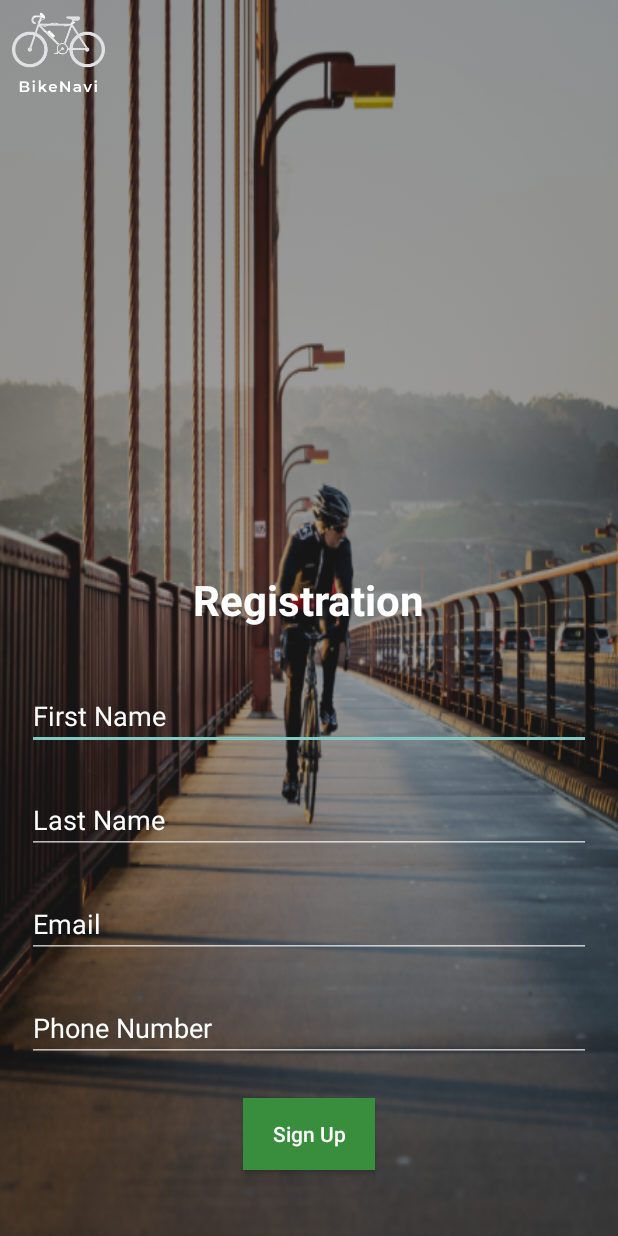
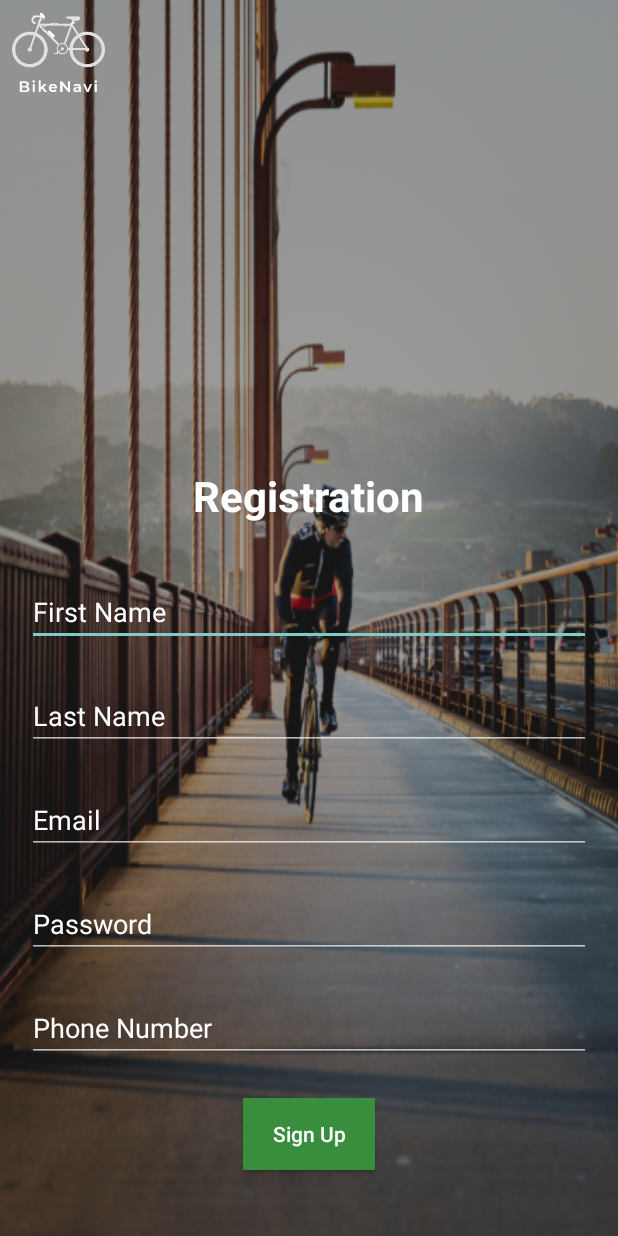
Before and after one commit to Prabhmanat/BikeNavi, an Android app: the RegistrationActivity screen opened directly, with no data from a screen before it, on a phone screen of 412 x 824 dp. Run offline under Robolectric (Android 15) with nearby library versions, the phone set to English and light mode, and no system bars; our stand-ins replace Firebase (no records; nobody signed in at launch, a user with empty details on screens opened directly).

Commit message:
Iteration 2 Initialized

```diff
--- a/app/build.gradle
+++ b/app/build.gradle
@@ -1,5 +1,6 @@
 plugins {
     id 'com.android.application'
+    id 'com.google.gms.google-services'
 }
 
 android {
@@ -33,6 +34,7 @@ dependencies {
     implementation 'androidx.appcompat:appcompat:1.2.0'
     implementation 'com.google.android.material:material:1.2.1'
     implementation 'androidx.constraintlayout:constraintlayout:2.0.4'
+    implementation 'com.google.firebase:firebase-auth:19.2.0'
     testImplementation 'junit:junit:4.+'
     androidTestImplementation 'androidx.test.ext:junit:1.1.2'
     androidTestImplementation 'androidx.test.espresso:espresso-core:3.3.0'
--- a/app/src/main/java/com/example/bikenavi/authentication/RegistrationActivity.java
+++ b/app/src/main/java/com/example/bikenavi/authentication/RegistrationActivity.java
@@ -3,14 +3,67 @@ package com.example.bikenavi.authentication;
 import androidx.appcompat.app.AppCompatActivity;
 
 import android.os.Bundle;
+import android.text.TextUtils;
+import android.view.View;
+import android.widget.EditText;
 
 import com.example.bikenavi.R;
+import com.google.firebase.auth.FirebaseAuth;
 
 public class RegistrationActivity extends AppCompatActivity {
+    // constants
+    private static final String TAG = "RegistrationActivity";
+
+    // widgets
+    private EditText rFirstName, rLastName,
+            rEmail, rPhone, rPassword;
+
+    private FirebaseAuth fAuth;
 
     @Override
     protected void onCreate(Bundle savedInstanceState) {
         super.onCreate(savedInstanceState);
         setContentView(R.layout.activity_registration);
+
+        findAllViews();
+    }
+
+    private void findAllViews() {
+        rFirstName = findViewById(R.id.etFirstName);
+        rLastName = findViewById(R.id.etLastName);
+        rEmail = findViewById(R.id.etEmail);
+        rPassword = findViewById(R.id.etPassword);
+        rPhone = findViewById(R.id.etPhoneNumber);
+
+        fAuth = FirebaseAuth.getInstance();
+    }
+
+    public void userValidator(String firstName, String lastName,
+                                String email, String password,
+                                String phoneNumber){
+
+        if (TextUtils.isEmpty(firstName) || TextUtils.isEmpty(lastName) ||
+                TextUtils.isEmpty(email) || TextUtils.isEmpty(password) ||
+                TextUtils.isEmpty(phoneNumber)){
+            rFirstName.setError(getResources().getString(R.string.err_firstName));
+            rLastName.setError(getResources().getString(R.string.err_lastName));
+            rEmail.setError(getResources().getString(R.string.err_email));
+            rPassword.setError(getResources().getString(R.string.err_password));
+            rPhone.setError(getResources().getString(R.string.err_phone));
+        }
+
+        if (password.length() < 6){
+            rPassword.setError(getResources().getString(R.string.valid_password));
+        }
+    }
+
+    public void onSignUpClick(View view){
+        String firstName = rFirstName.getText().toString().trim();
+        String lastName = rLastName.getText().toString().trim();
+        String email = rEmail.getText().toString().trim();
+        String password = rPassword.getText().toString().trim();
+        String phoneNumber = rPhone.getText().toString().trim();
+
+        userValidator(firstName, lastName, email, password, phoneNumber);
     }
 }
--- a/app/src/main/res/layout/activity_registration.xml
+++ b/app/src/main/res/layout/activity_registration.xml
@@ -17,6 +17,7 @@
         android:contentDescription="@string/app_logo"
         android:scaleType="fitCenter"
         android:src="@drawable/bike_logo" />
+
 
     <TextView
         android:layout_width="wrap_content"
@@ -50,11 +51,20 @@
     <EditText
         android:id="@+id/etEmail"
         style="@style/AllEditTexts"
-        android:layout_above="@id/etPhoneNumber"
+        android:layout_above="@id/etPassword"
         android:layout_marginBottom="24dp"
         android:ems="30"
         android:hint="@string/email"
         android:inputType="textEmailAddress" />
+
+    <EditText
+        android:id="@+id/etPassword"
+        style="@style/AllEditTexts"
+        android:layout_above="@id/etPhoneNumber"
+        android:layout_marginBottom="24dp"
+        android:ems="30"
+        android:hint="@string/pwd"
+        android:inputType="textPassword" />
 
     <EditText
         android:id="@+id/etPhoneNumber"
--- a/app/src/main/res/values/strings.xml
+++ b/app/src/main/res/values/strings.xml
@@ -28,11 +28,26 @@
     <!-- string name for SignUp Button text -->
     <string name="sign_up">Sign Up</string>
 
-    <!-- string name for Username text -->
-    <string name="username">Username</string>
-
     <!-- string name for password text -->
     <string name="pwd">Password</string>
+
+    <!-- string error text for firstName -->
+    <string name="err_firstName">First Name is Required. </string>
+
+    <!-- string error text for lastName -->
+    <string name="err_lastName">Last Name is Required. </string>
+
+    <!-- string error text for email -->
+    <string name="err_email">Email is Required. </string>
+
+    <!-- string error text for password -->
+    <string name="err_password">Password is Required. </string>
+
+    <!-- string validator text for password -->
+    <string name="valid_password">The length of password should be >= 6 characters. </string>
+
+    <!-- string error text for phone -->
+    <string name="err_phone">Phone Number is Required. </string>
 
     <!-- string name for SignUp Button text -->
     <string name="signUp_text">Don\'t have an account? Click here to Sign Up</string>
--- a/build.gradle
+++ b/build.gradle
@@ -5,7 +5,8 @@ buildscript {
         jcenter()
     }
     dependencies {
-        classpath "com.android.tools.build:gradle:4.1.1"
+        classpath 'com.android.tools.build:gradle:4.1.2'
+        classpath 'com.google.gms:google-services:4.3.3'
 
         // NOTE: Do not place your application dependencies here; they belong
         // in the individual module build.gradle files
```
Also changed, not shown: app/src/main/res/layout/activity_login.xml (+4 -4 lines), 1 other file.
